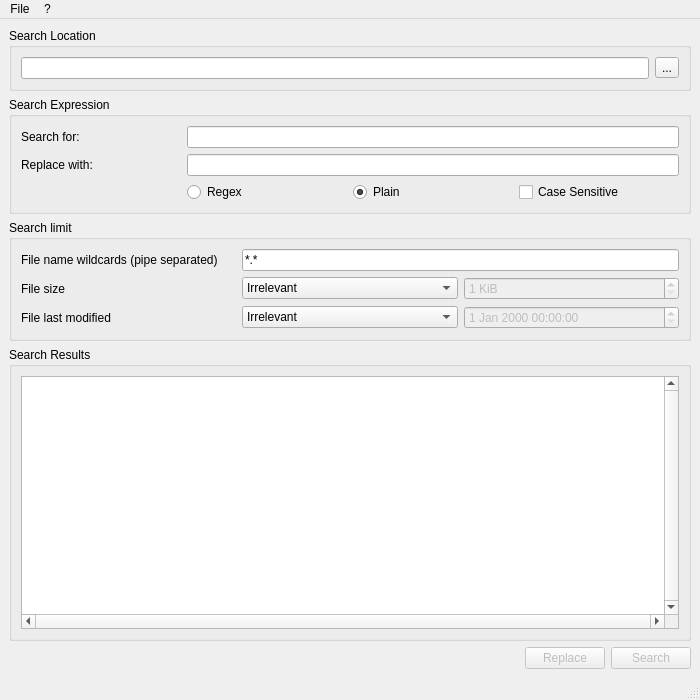
Above: src/MainWindow.ui from visuve/grepQt before the change. Below: the same form after it.
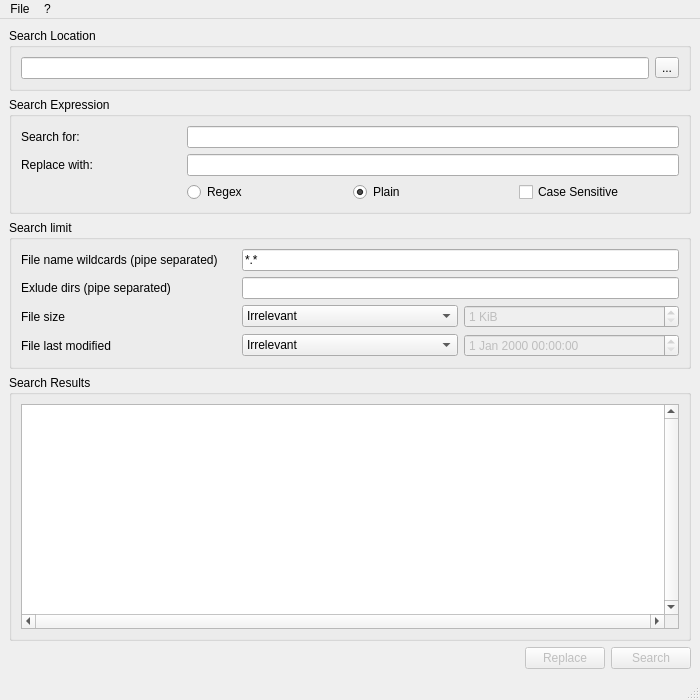
That is the form after the change.

Patch:
```diff
--- a/src/MainWindow.ui
+++ b/src/MainWindow.ui
@@ -93,31 +93,14 @@
        <string>Search limit</string>
       </property>
       <layout class="QGridLayout" name="gridLayout_2">
-       <item row="2" column="1">
-        <widget class="QComboBox" name="comboBoxLastModified">
-         <item>
-          <property name="text">
-           <string>Irrelevant</string>
-          </property>
-         </item>
-         <item>
-          <property name="text">
-           <string>Before</string>
-          </property>
-         </item>
-         <item>
-          <property name="text">
-           <string>After</string>
-          </property>
-         </item>
-         <item>
-          <property name="text">
-           <string>At</string>
-          </property>
-         </item>
+       <item row="3" column="0">
+        <widget class="QLabel" name="labelLastModified">
+         <property name="text">
+          <string>File last modified</string>
+         </property>
         </widget>
        </item>
-       <item row="1" column="2">
+       <item row="2" column="2">
         <widget class="QSpinBox" name="spinBoxFileSize">
          <property name="enabled">
           <bool>false</bool>
@@ -133,14 +116,21 @@
          </property>
         </widget>
        </item>
+       <item row="3" column="2">
+        <widget class="QDateTimeEdit" name="dateTimeEditLastModified">
+         <property name="enabled">
+          <bool>false</bool>
+         </property>
+        </widget>
+       </item>
        <item row="1" column="0">
-        <widget class="QLabel" name="labelFileSize">
+        <widget class="QLabel" name="labelExcludes">
          <property name="text">
-          <string>File size</string>
+          <string>Exlude dirs (pipe separated)</string>
          </property>
         </widget>
        </item>
-       <item row="1" column="1">
+       <item row="2" column="1">
         <widget class="QComboBox" name="comboBoxFileSize">
          <item>
           <property name="text">
@@ -164,20 +154,37 @@
          </item>
         </widget>
        </item>
-       <item row="2" column="2">
-        <widget class="QDateTimeEdit" name="dateTimeEditLastModified">
-         <property name="enabled">
-          <bool>false</bool>
-         </property>
-        </widget>
-       </item>
        <item row="2" column="0">
-        <widget class="QLabel" name="labelLastModified">
+        <widget class="QLabel" name="labelFileSize">
          <property name="text">
-          <string>File last modified</string>
+          <string>File size</string>
          </property>
         </widget>
        </item>
+       <item row="3" column="1">
+        <widget class="QComboBox" name="comboBoxLastModified">
+         <item>
+          <property name="text">
+           <string>Irrelevant</string>
+          </property>
+         </item>
+         <item>
+          <property name="text">
+           <string>Before</string>
+          </property>
+         </item>
+         <item>
+          <property name="text">
+           <string>After</string>
+          </property>
+         </item>
+         <item>
+          <property name="text">
+           <string>At</string>
+          </property>
+         </item>
+        </widget>
+       </item>
        <item row="0" column="1" colspan="2">
         <widget class="QLineEdit" name="lineEditWildcards">
          <property name="text">
@@ -192,6 +199,9 @@
          </property>
         </widget>
        </item>
+       <item row="1" column="1" colspan="2">
+        <widget class="QLineEdit" name="lineEditExcludes"/>
+       </item>
       </layout>
      </widget>
     </item>
```
Left out of the diff: 2 changed lines with no effect on the pictures.
